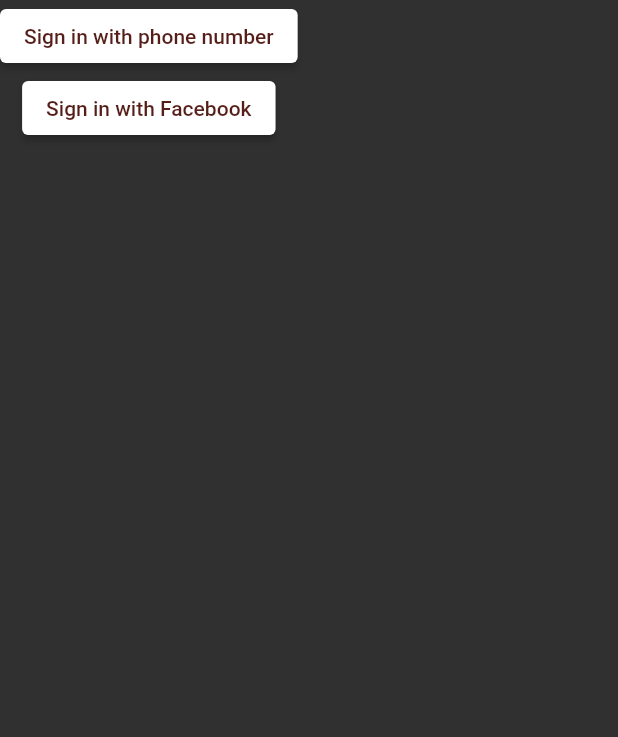
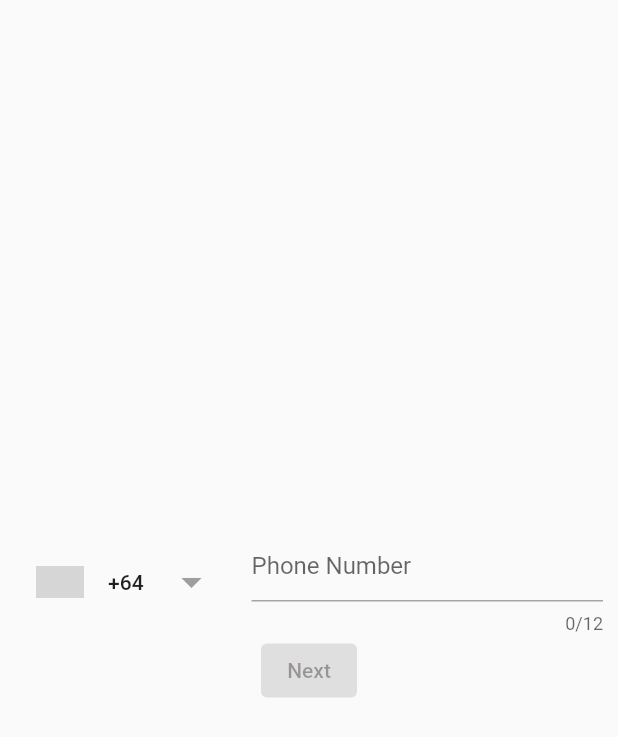
Before and after one commit to bryantwilliam/venus, a Flutter app: the screen it shows after launch, after a tap on "Sign in with phone number", on a phone screen of 412 x 824 dp. Shown: the top 737 px of the screen. Run offline on Flutter 3.47's test engine with Material 2 defaults, Android fonts, the phone set to English and light mode, and no system bars; drawn by our look-alikes of country_code_picker; our stand-ins replace firebase_analytics, firebase_auth, firebase_core, flutter_tindercard, like_button, pinput; missing offline and left inert: age_calculator, fluid_bottom_nav_bar, flutter_vibrate; accounts and stored records are empty; grey boxes are pictures that could not be loaded.

Commit message:
phone number auth

```diff
--- a/lib/auth_gate.dart
+++ b/lib/auth_gate.dart
@@ -1,6 +1,6 @@
 import 'package:firebase_auth/firebase_auth.dart';
 import 'package:flutter/material.dart';
-import 'package:venus/pages/signin_page.dart';
+import 'package:venus/pages/login_page.dart';
 import 'package:venus/root_nav_fluid.dart';
 
 class AuthGate extends StatelessWidget {
@@ -18,11 +18,17 @@ class AuthGate extends StatelessWidget {
               "splash or loading screen that says it's waiting to connect?"); // TODO
         } else if (!snapshot.hasData /* || signup incomplete*/) {
           // TODO also check if signup isn't completed
-          return const SignInPage();
+          return const LoginPage();
         } else {
           User user = snapshot.data!;
-          print("user: " + user.toString());
-          return RootNavigationFluid(user);
+          try {
+            user.reload();
+            print("AuthGate: user: " + user.toString());
+            return RootNavigationFluid(user);
+          } catch (e) {
+            print("authgate error: " + e.toString());
+            return const LoginPage();
+          }
         }
       },
     );
--- a/lib/main.dart
+++ b/lib/main.dart
@@ -23,8 +23,8 @@ class MyApp extends StatelessWidget {
     var themeData = ThemeData(
       colorScheme: ColorScheme.fromSeed(
         seedColor: Colors.red,
-        brightness: Brightness.dark,
-        primary: Colors.white,
+        brightness: Brightness.light,
+        primary: Colors.brown,
         secondary: Colors.red,
         background: Colors.red,
         tertiary: Colors.redAccent,
--- /dev/null
+++ b/lib/pages/login_page.dart
@@ -0,0 +1,35 @@
+import 'dart:io';
+
+import 'package:firebase_auth/firebase_auth.dart';
+import 'package:flutter/material.dart';
+import 'package:venus/pages/sign_up/phone_signup_page.dart';
+
+class LoginPage extends StatelessWidget {
+  const LoginPage({Key? key}) : super(key: key);
+
+  @override
+  Widget build(BuildContext context) {
+    return Scaffold(
+      body: Column(
+        children: [
+          ElevatedButton(
+            onPressed: () {
+              Navigator.push(context,
+                  MaterialPageRoute<void>(builder: (ctx) => SignUpPage()));
+            },
+            child: Text("Sign in with phone number"),
+          ),
+          ElevatedButton(
+            onPressed: () {
+              // Login with facebook
+              // Give facebook info to the signuppage.
+              Navigator.push(context,
+                  MaterialPageRoute<void>(builder: (_) => SignUpPage()));
+            },
+            child: Text("Sign in with Facebook"),
+          ),
+        ],
+      ),
+    );
+  }
+}
--- /dev/null
+++ b/lib/pages/sign_up/phone_signup_page.dart
@@ -0,0 +1,91 @@
+import 'package:country_code_picker/country_code_picker.dart';
+import 'package:firebase_auth/firebase_auth.dart';
+import 'package:flutter/material.dart';
+
+import 'phone_verification_page.dart';
+
+class SignUpPage extends StatefulWidget {
+  const SignUpPage({Key? key}) : super(key: key);
+
+  @override
+  State<SignUpPage> createState() => _SignUpPageState();
+}
+
+class _SignUpPageState extends State<SignUpPage> {
+  final TextEditingController _phoneController = TextEditingController();
+  String countryDigits = "+00";
+  bool validPhoneNumber = false;
+
+  @override
+  Widget build(BuildContext context) {
+    // TODO
+    // If facebook details supplied:
+    //      check if already have an acc, if so login, otherwise continue
+    // Signup with phone number:
+    //      check if already have an acc, if so login, otherwise continue
+    //      country code picker package
+    // Ask for email if not already supplied through Facebook
+    // Continue with signup details
+    //
+    // TODO Sign in with: await auth.signInWithCredential(credential);
+    return SafeArea(
+      child: Scaffold(
+        body: Column(
+          mainAxisAlignment: MainAxisAlignment.center,
+          children: [
+            Row(
+              children: [
+                CountryCodePicker(
+                  showDropDownButton: true,
+                  dialogBackgroundColor: Colors.red.withOpacity(0.6),
+                  initialSelection: 'NZ',
+                  padding: EdgeInsets.all(0),
+                  onChanged: (countryCode) {
+                    countryDigits = countryCode.dialCode!;
+                  },
+                  onInit: (countryCode) {
+                    countryDigits = countryCode!.dialCode!;
+                  },
+                ),
+                Expanded(
+                  child: Container(
+                    padding: EdgeInsets.only(right: 10),
+                    child: TextField(
+                      onChanged: (changed) {
+                        // TODO check if it's a valid phone number
+                        // TODO Check if country code has been set
+
+                        setState(() {
+                          validPhoneNumber = true;
+                        });
+                      },
+                      decoration: InputDecoration(
+                        hintText: "Phone Number",
+                      ),
+                      maxLength: 12,
+                      keyboardType: TextInputType.number,
+                      controller: _phoneController,
+                    ),
+                  ),
+                ),
+              ],
+            ),
+            ElevatedButton(
+              child: const Text("Next"),
+              onPressed: validPhoneNumber
+                  ? () async {
+                      Navigator.push(
+                          context,
+                          MaterialPageRoute<void>(
+                              builder: (_) => PhoneVerificationPage(
+                                  phone:
+                                      countryDigits + _phoneController.text)));
+                    }
+                  : null,
+            ),
+          ],
+        ),
+      ),
+    );
+  }
+}
--- a/lib/pages/signin_page.dart
+++ /dev/null
@@ -1,26 +0,0 @@
-import 'dart:io';
-
-import 'package:firebase_auth/firebase_auth.dart';
-import 'package:flutter/material.dart';
-
-class SignInPage extends StatelessWidget {
-  const SignInPage({Key? key}) : super(key: key);
-
-  @override
-  Widget build(BuildContext context) {
-    return Scaffold(
-      body: Column(
-        children: [
-          ElevatedButton(
-            onPressed: () {},
-            child: Text("Sign in with phone number"),
-          ),
-          ElevatedButton(
-            onPressed: () {},
-            child: Text("Sign in with Facebook"),
-          ),
-        ],
-      ),
-    );
-  }
-}
--- a/pubspec.yaml
+++ b/pubspec.yaml
@@ -43,6 +43,8 @@ dependencies:
   firebase_core: ^1.14.1
   firebase_auth: ^3.3.14
   firebase_analytics: ^9.1.5
+  pinput: ^2.2.7
+  country_code_picker: ^2.0.2
 
 dev_dependencies:
   flutter_test:
```
Also changed, not shown: lib/pages/sign_up/phone_verification_page.dart (added, +95 -0 lines), lib/pages/signin_phone_page.dart (deleted), pubspec.lock.
